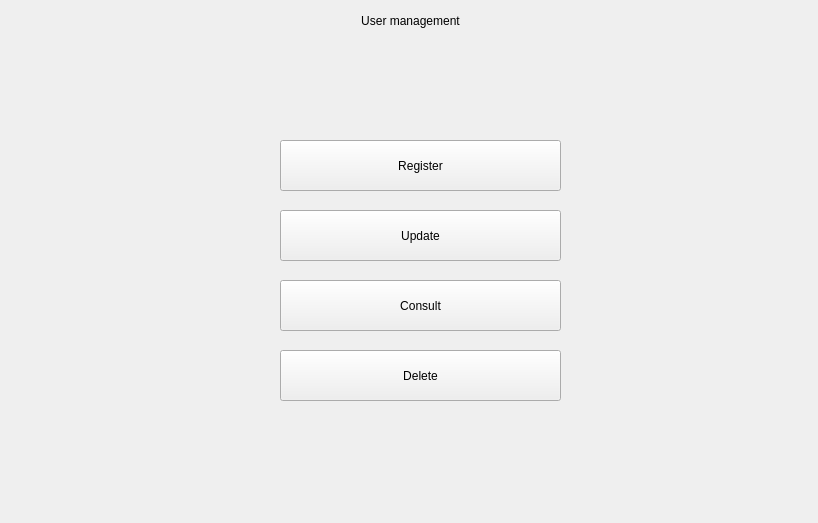
Jjat00/Deptherm-Inspection, file src/views/managementUser/userManagement.ui: the form before one commit.
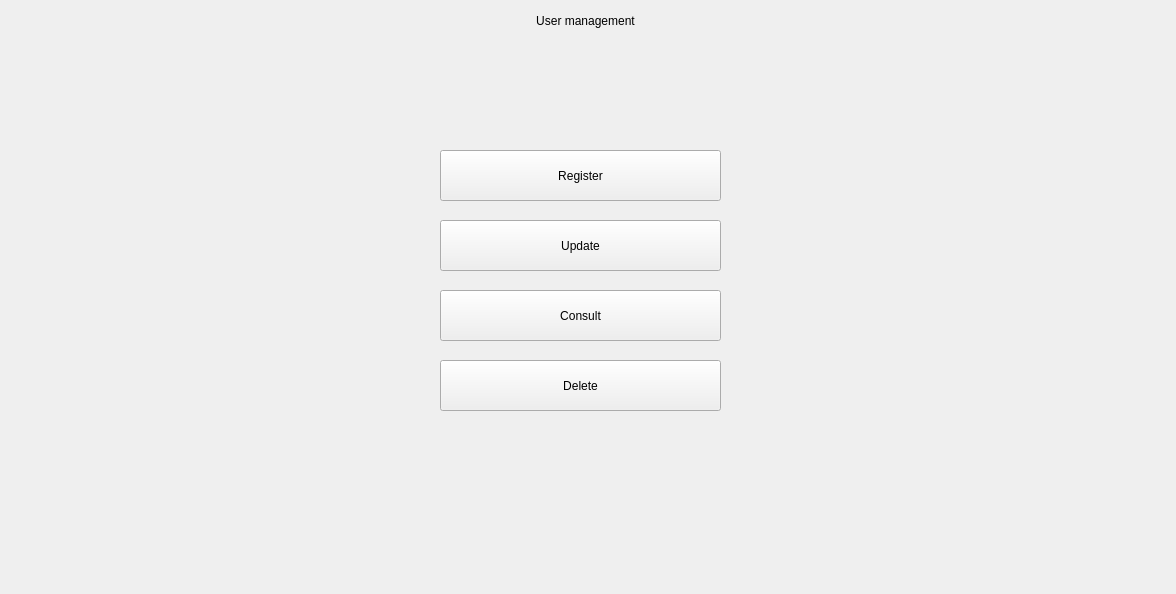
The form after the commit.

The edit to the form file:
```diff
--- a/src/views/managementUser/userManagement.ui
+++ b/src/views/managementUser/userManagement.ui
@@ -6,8 +6,8 @@
    <rect>
     <x>0</x>
     <y>0</y>
-    <width>818</width>
-    <height>523</height>
+    <width>1176</width>
+    <height>594</height>
    </rect>
   </property>
   <property name="windowTitle">
@@ -16,8 +16,8 @@
   <widget class="QPushButton" name="buttonRegisterUser">
    <property name="geometry">
     <rect>
-     <x>280</x>
-     <y>140</y>
+     <x>440</x>
+     <y>150</y>
      <width>281</width>
      <height>51</height>
     </rect>
@@ -29,8 +29,8 @@
   <widget class="QPushButton" name="buttonUpdateUser">
    <property name="geometry">
     <rect>
-     <x>280</x>
-     <y>210</y>
+     <x>440</x>
+     <y>220</y>
      <width>281</width>
      <height>51</height>
     </rect>
@@ -42,8 +42,8 @@
   <widget class="QPushButton" name="buttonDeleteUser">
    <property name="geometry">
     <rect>
-     <x>280</x>
-     <y>350</y>
+     <x>440</x>
+     <y>360</y>
      <width>281</width>
      <height>51</height>
     </rect>
@@ -55,8 +55,8 @@
   <widget class="QPushButton" name="buttonConsultUser">
    <property name="geometry">
     <rect>
-     <x>280</x>
-     <y>280</y>
+     <x>440</x>
+     <y>290</y>
      <width>281</width>
      <height>51</height>
     </rect>
@@ -68,9 +68,9 @@
   <widget class="QLabel" name="labelHeader">
    <property name="geometry">
     <rect>
-     <x>0</x>
+     <x>-10</x>
      <y>0</y>
-     <width>821</width>
+     <width>1191</width>
      <height>41</height>
     </rect>
    </property>
@@ -84,10 +84,10 @@
   <widget class="QLabel" name="labelMessage">
    <property name="geometry">
     <rect>
-     <x>240</x>
-     <y>440</y>
-     <width>371</width>
-     <height>31</height>
+     <x>380</x>
+     <y>480</y>
+     <width>401</width>
+     <height>41</height>
     </rect>
    </property>
    <property name="text">
```
